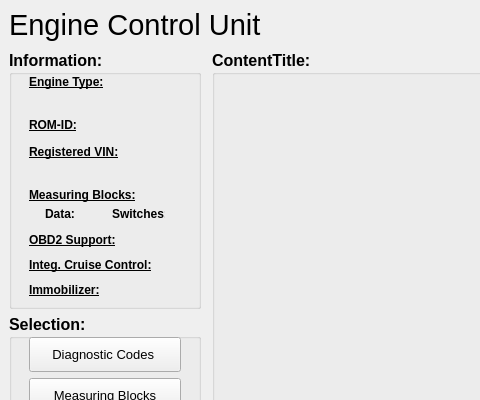
Above: ui/Engine.ui from Comer352L/FreeSSM before the change; both pictures show x 0 to 480 and y 0 to 400 of the 801 by 598 pixel window. Below: the same form after it.
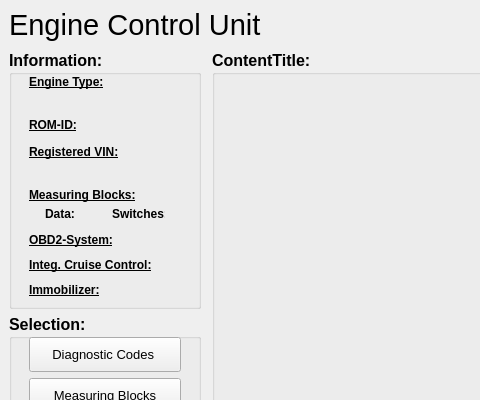
That is the form after the change. Icons and pictures are not drawn.

Commit message: Renamed SSMprotocol::hasOBD2() to hasOBD2system(), Changed translations an UI-element-names in Engine, Transmission

```diff
--- a/ui/Engine.ui
+++ b/ui/Engine.ui
@@ -211,7 +211,7 @@
         </font>
        </property>
        <property name="text" >
-        <string>OBD2 Support:</string>
+        <string>OBD2-System:</string>
        </property>
       </widget>
       <widget class="QLabel" name="nrofdatambstitle_label" >
```
Left out of the diff: 4 changed lines with no effect on the pictures. The commit also changes 7 other files.
